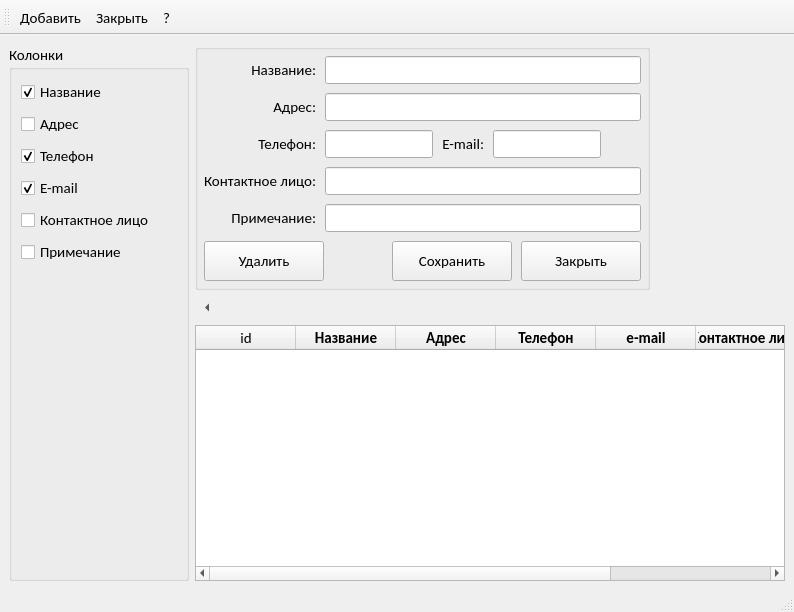
Skyrim78/Librarian, file librarian/organizations.ui: the form before one commit.
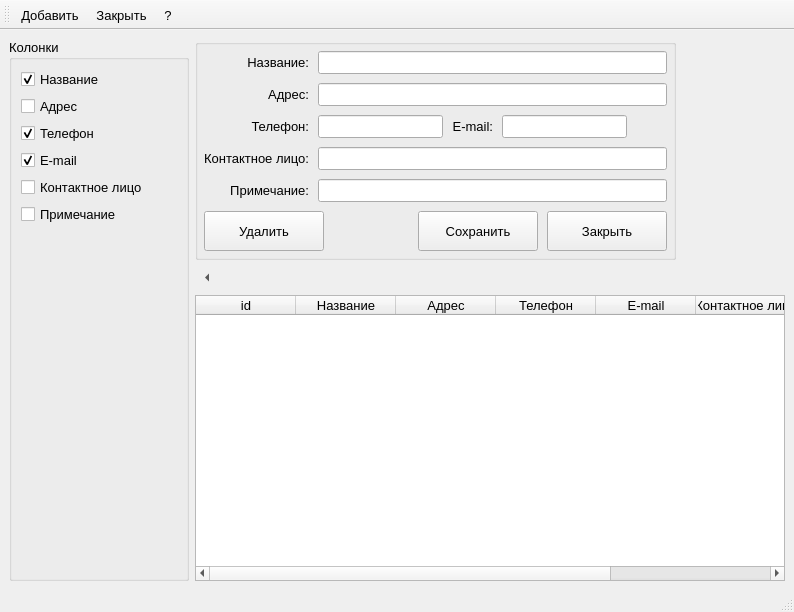
The form after the commit.

```diff
--- a/librarian/organizations.ui
+++ b/librarian/organizations.ui
@@ -10,6 +10,11 @@
     <height>612</height>
    </rect>
   </property>
+  <property name="font">
+   <font>
+    <pointsize>10</pointsize>
+   </font>
+  </property>
   <property name="windowTitle">
    <string>Организации</string>
   </property>
@@ -33,8 +38,8 @@
         </property>
         <property name="font">
          <font>
-          <family>Calibri</family>
-          <pointsize>11</pointsize>
+          <family>Ubuntu</family>
+          <pointsize>10</pointsize>
          </font>
         </property>
         <property name="title">
@@ -120,8 +125,8 @@
            <widget class="QGroupBox" name="groupBox_card">
             <property name="font">
              <font>
-              <family>Calibri</family>
-              <pointsize>11</pointsize>
+              <family>Ubuntu</family>
+              <pointsize>10</pointsize>
              </font>
             </property>
             <property name="title">
@@ -333,8 +338,8 @@
                    </property>
                    <property name="font">
                     <font>
-                     <family>Calibri</family>
-                     <pointsize>11</pointsize>
+                     <family>Ubuntu</family>
+                     <pointsize>10</pointsize>
                     </font>
                    </property>
                    <property name="styleSheet">
@@ -404,8 +409,8 @@
          <widget class="QTableWidget" name="tableWidget_org">
           <property name="font">
            <font>
-            <family>Calibri</family>
-            <pointsize>11</pointsize>
+            <family>Ubuntu</family>
+            <pointsize>10</pointsize>
            </font>
           </property>
           <property name="styleSheet">
@@ -440,10 +445,10 @@
            </property>
            <property name="font">
             <font>
-             <family>Calibri</family>
-             <pointsize>11</pointsize>
-             <weight>75</weight>
-             <bold>true</bold>
+             <family>Ubuntu</family>
+             <pointsize>10</pointsize>
+             <weight>50</weight>
+             <bold>false</bold>
             </font>
            </property>
           </column>
@@ -453,10 +458,10 @@
            </property>
            <property name="font">
             <font>
-             <family>Calibri</family>
-             <pointsize>11</pointsize>
-             <weight>75</weight>
-             <bold>true</bold>
+             <family>Ubuntu</family>
+             <pointsize>10</pointsize>
+             <weight>50</weight>
+             <bold>false</bold>
             </font>
            </property>
           </column>
@@ -466,23 +471,23 @@
            </property>
            <property name="font">
             <font>
-             <family>Calibri</family>
-             <pointsize>11</pointsize>
-             <weight>75</weight>
-             <bold>true</bold>
+             <family>Ubuntu</family>
+             <pointsize>10</pointsize>
+             <weight>50</weight>
+             <bold>false</bold>
             </font>
            </property>
           </column>
           <column>
            <property name="text">
-            <string>e-mail</string>
+            <string>E-mail</string>
            </property>
            <property name="font">
             <font>
-             <family>Calibri</family>
-             <pointsize>11</pointsize>
-             <weight>75</weight>
-             <bold>true</bold>
+             <family>Ubuntu</family>
+             <pointsize>10</pointsize>
+             <weight>50</weight>
+             <bold>false</bold>
             </font>
            </property>
           </column>
@@ -492,10 +497,10 @@
            </property>
            <property name="font">
             <font>
-             <family>Calibri</family>
-             <pointsize>11</pointsize>
-             <weight>75</weight>
-             <bold>true</bold>
+             <family>Ubuntu</family>
+             <pointsize>10</pointsize>
+             <weight>50</weight>
+             <bold>false</bold>
             </font>
            </property>
           </column>
@@ -505,10 +510,10 @@
            </property>
            <property name="font">
             <font>
-             <family>Calibri</family>
-             <pointsize>11</pointsize>
-             <weight>75</weight>
-             <bold>true</bold>
+             <family>Ubuntu</family>
+             <pointsize>10</pointsize>
+             <weight>50</weight>
+             <bold>false</bold>
             </font>
            </property>
           </column>
@@ -524,8 +529,8 @@
   <widget class="QToolBar" name="toolBar">
    <property name="font">
     <font>
-     <family>Calibri</family>
-     <pointsize>11</pointsize>
+     <family>Ubuntu</family>
+     <pointsize>10</pointsize>
     </font>
    </property>
    <property name="windowTitle">
```
